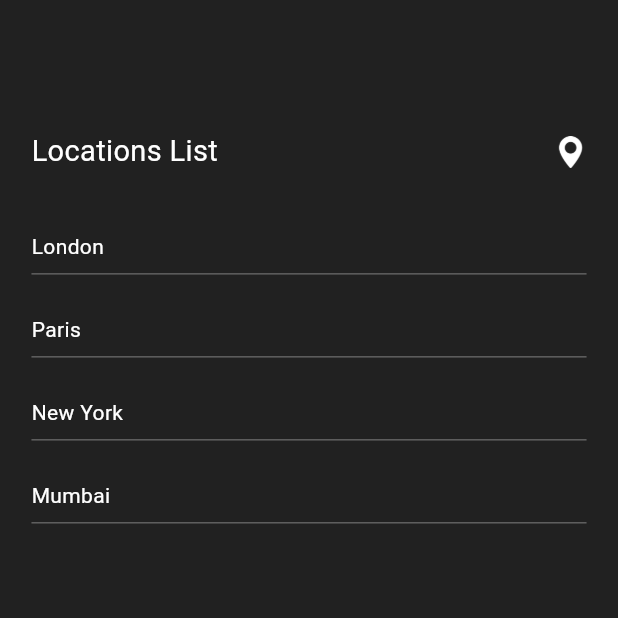
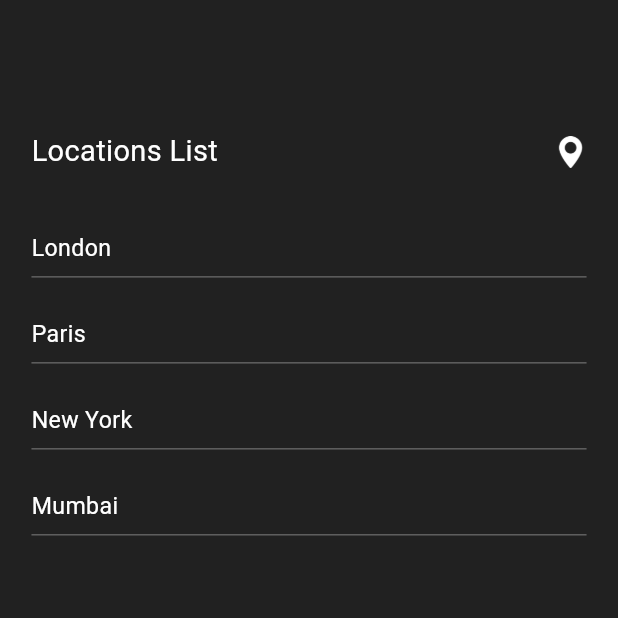
Before and after one commit to AbdealiRavat/weather-forecast, a Flutter app: the LocationListScreen screen opened directly, on a phone screen of 412 x 824 dp, the top half of it. Run offline on Flutter 3.47's test engine with Material 2 defaults, Android fonts, the phone set to English and light mode, and no system bars; our stand-ins replace flutter_screenutil, geocoding, geolocator, get, lottie.

Commit message:
errors resolved

```diff
--- a/lib/controller/location_list_controller.dart
+++ b/lib/controller/location_list_controller.dart
@@ -7,6 +7,4 @@ class LocationListController extends GetxController {
   RxList locationWind = [].obs;
   RxList locationTemp = [].obs;
   RxList locationIcon = [].obs;
-
-  getLocationList() {}
 }
--- a/lib/screens/location_list_screen.dart
+++ b/lib/screens/location_list_screen.dart
@@ -7,7 +7,7 @@ import '../models/all_locations_model.dart';
 import 'home_screen.dart';
 
 class LocationListScreen extends StatefulWidget {
-  LocationListScreen({super.key});
+  const LocationListScreen({super.key});
 
   @override
   State<LocationListScreen> createState() => _LocationListScreenState();
@@ -27,7 +27,6 @@ class _LocationListScreenState extends State<LocationListScreen> {
     return Scaffold(
       backgroundColor: Colors.grey.shade900,
       body: ListView(
-        physics: NeverScrollableScrollPhysics(),
         padding: EdgeInsets.fromLTRB(20.w, 50.h, 20.w, 10.h),
         children: [
           _myAppBar(),
@@ -52,7 +51,7 @@ class _LocationListScreenState extends State<LocationListScreen> {
                       children: [
                         Text(
                           allLocationListModel[index].cityName.toString(),
-                          style: TextStyle(color: Colors.white),
+                          style: TextStyle(color: Colors.white, fontSize: 16.sp),
                         ),
                         Divider(
                           color: Colors.grey.withOpacity(0.5),
```
Also changed, not shown: lib/screens/saved_locations_screen.dart (+1 -23 lines).
